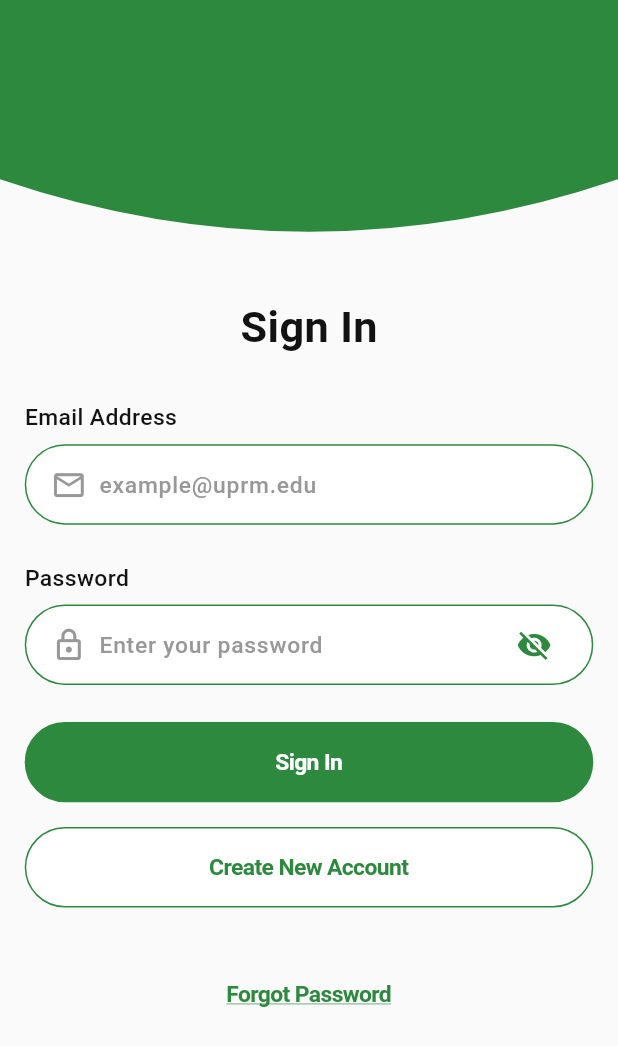
After one commit to yadrielsamir/bites, a Flutter app: the screen it shows after launch, on a phone screen of 412 x 824 dp. The commit adds this screen. Shown: the top 1046 px of the screen. Run offline on Flutter 3.47's test engine with Material 3 defaults, Android fonts, the phone set to English and light mode, and no system bars; our stand-ins replace go_router, sizer.

Commit message:
Sign Up Initial code

```diff
--- a/lib/app/router.dart
+++ b/lib/app/router.dart
@@ -1,10 +1,22 @@
 import 'package:go_router/go_router.dart';
-import '../features/auth/presentation/pages/login_page.dart';
+import '../features/auth/presentation/pages/sign_in.dart';
+import '../features/auth/presentation/pages/sign_up.dart';
 
 final router = GoRouter(
-  initialLocation: '/login',
+  initialLocation: '/signin',
   routes: [
-    GoRoute(path: '/login', builder: (context, state) => const LoginPage()),
+    GoRoute(
+      name: 'signin',
+      path: '/signin',
+      builder: (context, state) => const SignInPage(),
+      routes: [
+        GoRoute(
+          name: 'signup',
+          path: 'signup',
+          builder: (context, state) => const SignUpPage(),
+        ),
+      ],
+    ),
     //GoRoute(path: '/', builder: (context, state) => const HomePage()),
   ],
 );
--- /dev/null
+++ b/lib/features/auth/presentation/pages/sign_in.dart
@@ -0,0 +1,116 @@
+import 'package:bites/app/theme/app_colors.dart';
+import 'package:bites/app/theme/app_spacing.dart';
+import 'package:bites/core/widgets/main_buttons.dart';
+import 'package:bites/core/widgets/text_field.dart';
+import 'package:flutter/cupertino.dart';
+import 'package:flutter/material.dart';
+import 'package:go_router/go_router.dart';
+import 'package:sizer/sizer.dart';
+import 'package:bites/features/auth/presentation/widgets/bottom_arc_container.dart';
+
+class SignInPage extends StatefulWidget {
+  const SignInPage({super.key});
+
+  @override
+  State<SignInPage> createState() => _SignInPageState();
+}
+
+class _SignInPageState extends State<SignInPage> {
+  @override
+  Widget build(BuildContext context) {
+    return Scaffold(
+      backgroundColor: AppColors.backgroundWhite,
+      body: Column(
+        children: [
+          BottomArcContainer(),
+          Padding(
+            padding: EdgeInsets.symmetric(horizontal: AppSpacing.sm),
+            child: Column(
+              children: [
+                SizedBox(height: 1.h),
+                title('Sign In'),
+                SizedBox(height: 22.sp),
+                textFields(),
+                SizedBox(height: 3.h),
+                buttons(),
+                SizedBox(height: 4.h),
+                bottomText('Forgot Password'),
+              ],
+            ),
+          ),
+        ],
+      ),
+    );
+  }
+
+  Widget title(String title) {
+    return Text(
+      title,
+      style: TextStyle(
+        fontSize: 22.sp,
+        fontWeight: FontWeight.bold,
+        color: AppColors.black,
+      ),
+    );
+  }
+
+  Widget textFields() {
+    return Column(
+      children: [
+        MyTextField(
+          title: 'Email Address',
+          hint: 'example@uprm.edu',
+          icon: Icons.email_outlined,
+        ),
+        SizedBox(height: 3.h),
+        MyTextField(
+          title: 'Password',
+          hint: 'Enter your password',
+          icon: Icons.lock_outlined,
+          isPassword: true,
+        ),
+      ],
+    );
+  }
+
+  Widget buttons() {
+    return Column(
+      children: [
+        MyButton(
+          title: 'Sign In',
+          onTap: () {
+            context.goNamed('signup');
+          },
+          fillColor: AppColors.uprmGreen,
+          borderColor: AppColors.uprmGreen,
+          textColor: AppColors.white,
+        ),
+        SizedBox(height: 2.h),
+        MyButton(
+          title: 'Create New Account',
+          onTap: () {},
+          fillColor: AppColors.white,
+          borderColor: AppColors.uprmGreen,
+          textColor: AppColors.uprmGreen,
+        ),
+      ],
+    );
+  }
+
+  Widget bottomText(String text) {
+    return CupertinoButton(
+      onPressed: () {},
+      child: Text(
+        text,
+        style: TextStyle(
+          fontSize: 16.sp,
+          fontWeight: FontWeight.w600,
+          color: AppColors.uprmGreen,
+          decoration: TextDecoration.underline,
+          decorationColor: AppColors.uprmGreen,
+          decorationThickness: 0.6,
+        ),
+      ),
+    );
+  }
+}
```
Also changed, not shown: lib/features/auth/presentation/pages/sign_up.dart (renamed from lib/features/auth/presentation/pages/login_page.dart, +26 -29 lines), lib/features/auth/presentation/pages/sign_up_page.dart (deleted).
